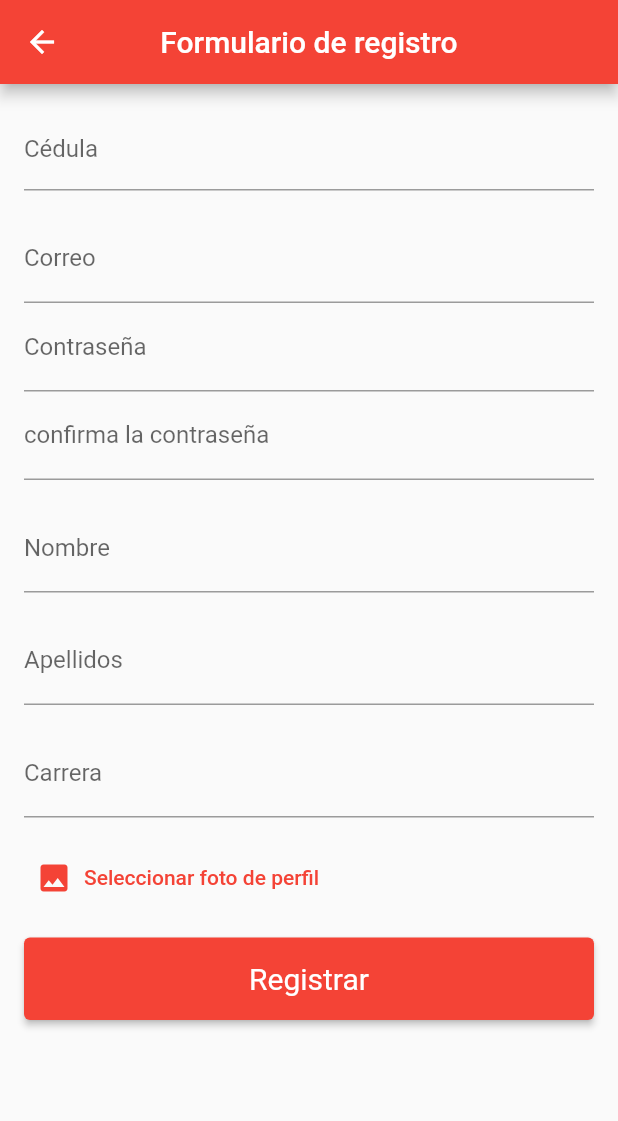
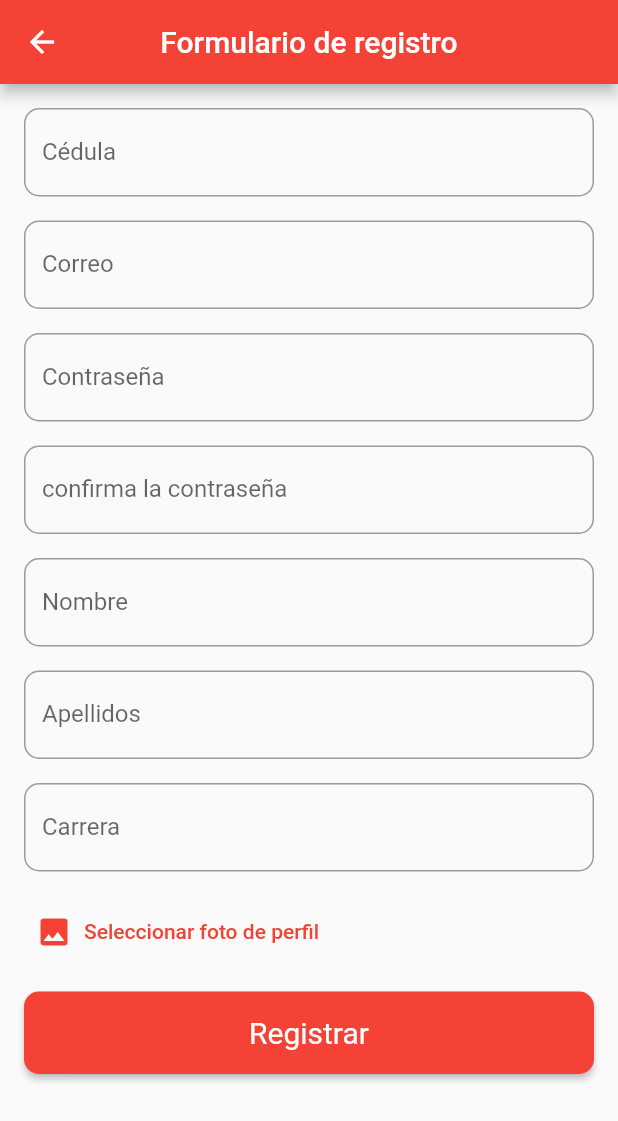
Before and after one commit to ricoemanuel/sashamaster, a Flutter app: the RegistrationForm screen opened directly, on a phone screen of 412 x 824 dp. Shown: the top 1121 px of the screen. Run offline on Flutter 3.47's test engine with Material 2 defaults, Android fonts, the phone set to English and light mode, and no system bars; our stand-ins replace cloud_firestore, firebase_auth, firebase_core, firebase_storage, image_picker; accounts and stored records are empty.

Commit message:
change of input shape

```diff
--- a/lib/views/registrationForm.view.dart
+++ b/lib/views/registrationForm.view.dart
@@ -96,9 +96,11 @@ class _RegistrationFormState extends State<RegistrationForm> {
               crossAxisAlignment: CrossAxisAlignment.stretch,
               children: [
                 TextFormField(
-                  decoration: const InputDecoration(
+                  decoration: InputDecoration(
                     labelText: 'Cédula',
-                    contentPadding: EdgeInsets.symmetric(vertical: 10.0),
+                    border: OutlineInputBorder(
+                      borderRadius: BorderRadius.circular(10.0),
+                    ),
                   ),
                   keyboardType: TextInputType.number,
                   validator: (value) {
@@ -113,7 +115,12 @@ class _RegistrationFormState extends State<RegistrationForm> {
                 ),
                 const SizedBox(height: 16.0),
                 TextFormField(
-                  decoration: const InputDecoration(labelText: 'Correo'),
+                  decoration: InputDecoration(
+                    labelText: 'Correo',
+                    border: OutlineInputBorder(
+                      borderRadius: BorderRadius.circular(10.0),
+                    ),
+                  ),
                   keyboardType: TextInputType.emailAddress,
                   validator: (value) {
                     if (value == null || value.isEmpty) {
@@ -128,8 +135,14 @@ class _RegistrationFormState extends State<RegistrationForm> {
                     _email = value;
                   },
                 ),
+                const SizedBox(height: 16.0),
                 TextFormField(
-                  decoration: const InputDecoration(labelText: 'Contraseña'),
+                  decoration: InputDecoration(
+                    labelText: 'Contraseña',
+                    border: OutlineInputBorder(
+                      borderRadius: BorderRadius.circular(10.0),
+                    ),
+                  ),
                   obscureText: true,
                   validator: (value) {
                     if (value == null || value.isEmpty) {
@@ -144,9 +157,14 @@ class _RegistrationFormState extends State<RegistrationForm> {
                     _password = value;
                   },
                 ),
+                const SizedBox(height: 16.0),
                 TextFormField(
-                  decoration: const InputDecoration(
-                      labelText: 'confirma la contraseña'),
+                  decoration: InputDecoration(
+                    labelText: 'confirma la contraseña',
+                    border: OutlineInputBorder(
+                      borderRadius: BorderRadius.circular(10.0),
+                    ),
+                  ),
                   obscureText: true,
                   validator: (value) {
                     if (value == null || value.isEmpty) {
@@ -162,7 +180,11 @@ class _RegistrationFormState extends State<RegistrationForm> {
                 ),
                 const SizedBox(height: 16.0),
                 TextFormField(
-                  decoration: const InputDecoration(labelText: 'Nombre'),
+                  decoration: InputDecoration(
+                      labelText: 'Nombre',
+                      border: OutlineInputBorder(
+                        borderRadius: BorderRadius.circular(10.0),
+                      )),
                   validator: (value) {
                     if (value == null || value.isEmpty) {
                       return 'Por favor ingrese su nombre';
@@ -175,7 +197,11 @@ class _RegistrationFormState extends State<RegistrationForm> {
                 ),
                 const SizedBox(height: 16.0),
                 TextFormField(
-                  decoration: const InputDecoration(labelText: 'Apellidos'),
+                  decoration: InputDecoration(
+                      labelText: 'Apellidos',
+                      border: OutlineInputBorder(
+                        borderRadius: BorderRadius.circular(10.0),
+                      )),
                   validator: (value) {
                     if (value == null || value.isEmpty) {
                       return 'Por favor ingrese sus apellidos';
@@ -188,7 +214,11 @@ class _RegistrationFormState extends State<RegistrationForm> {
                 ),
                 const SizedBox(height: 16.0),
                 TextFormField(
-                  decoration: const InputDecoration(labelText: 'Carrera'),
+                  decoration: InputDecoration(
+                      labelText: 'Carrera',
+                      border: OutlineInputBorder(
+                        borderRadius: BorderRadius.circular(10.0),
+                      )),
                   validator: (value) {
                     if (value == null || value.isEmpty) {
                       return 'Por favor ingrese su carrera';
@@ -206,7 +236,8 @@ class _RegistrationFormState extends State<RegistrationForm> {
                     children: [
                       const Icon(Icons.photo),
                       const SizedBox(width: 8.0),
-                      Text(path.basename(_foto?.path ?? 'Seleccionar foto de perfil') ),
+                      Text(path.basename(
+                          _foto?.path ?? 'Seleccionar foto de perfil')),
                     ],
                   ),
                 ),
@@ -224,6 +255,9 @@ class _RegistrationFormState extends State<RegistrationForm> {
                     padding: const EdgeInsets.symmetric(
                         vertical: 16.0, horizontal: 6),
                     textStyle: const TextStyle(fontSize: 20.0),
+                    shape: RoundedRectangleBorder(
+                      borderRadius: BorderRadius.circular(10.0),
+                    ),
                   ),
                 ),
               ],
```
